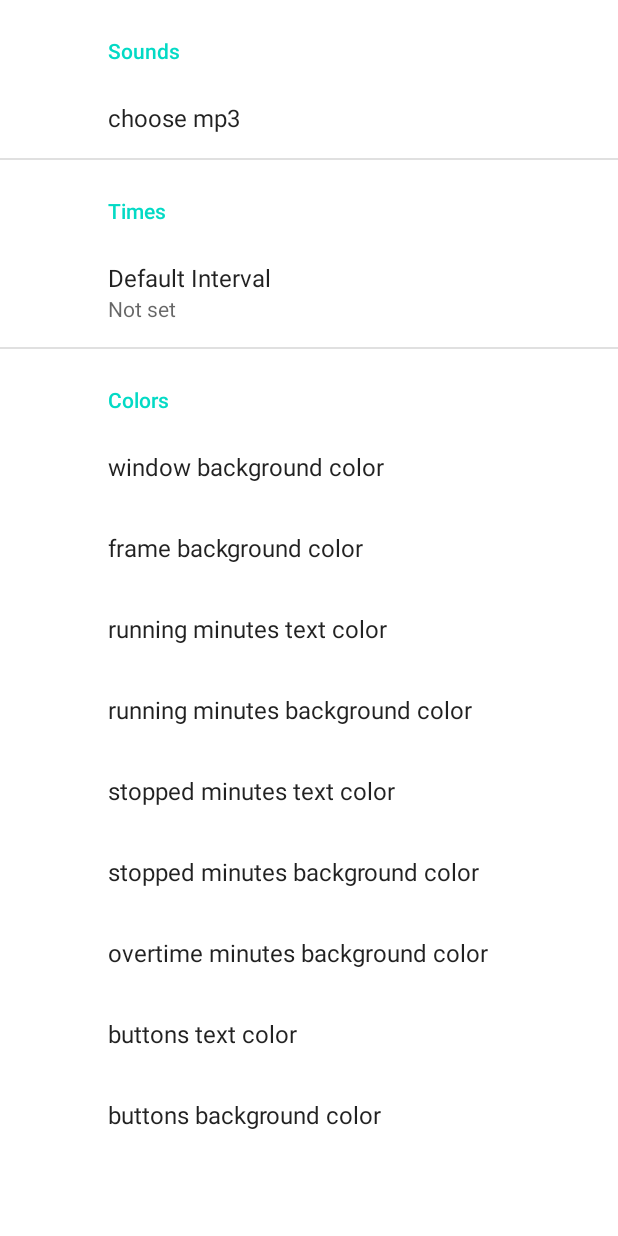
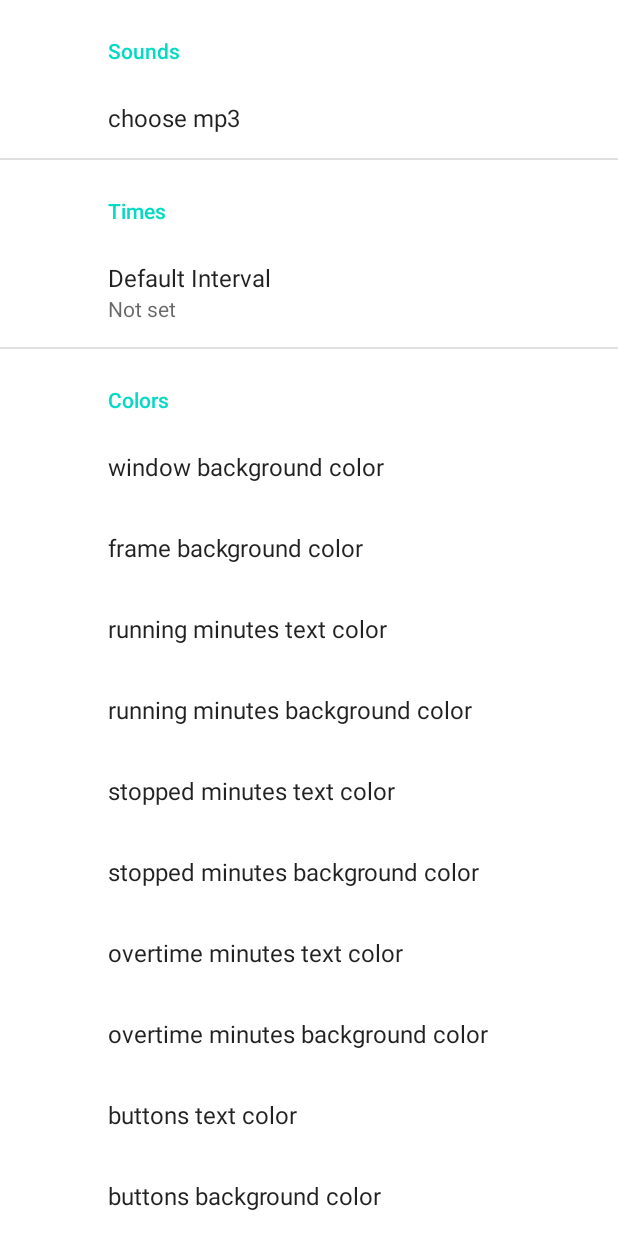
Before and after one commit to amkhlv/meditation-bell, an Android app: the screen it shows after launch (SettingsActivity), after a tap on "SETTINGS", on a phone screen of 412 x 824 dp. Run offline under Robolectric (Android 15) with nearby library versions, the phone set to English and light mode, and no system bars; our stand-ins replace androidx.preference.

Commit message:
improved colors

```diff
--- a/app/src/main/java/com/andreimikhailov/sino/ColorSelectorActivity.kt
+++ b/app/src/main/java/com/andreimikhailov/sino/ColorSelectorActivity.kt
@@ -5,6 +5,7 @@ import android.os.Bundle
 import android.widget.Button
 import com.google.android.material.snackbar.Snackbar
 import androidx.appcompat.app.AppCompatActivity
+import androidx.core.content.ContextCompat
 import androidx.core.graphics.blue
 import androidx.core.graphics.green
 import androidx.core.graphics.red
@@ -32,8 +33,16 @@ class ColorSelectorActivity : AppCompatActivity() {
         val btn: Button = findViewById(R.id.btn_setcolor)
         val prefs = PreferenceManager.getDefaultSharedPreferences(this)
         val extras = getIntent().getExtras();
+
         extras?.getString("what")?.let {
-            val old = prefs.getInt(it, Color.GREEN)
+            val old = prefs.getInt(
+                it,
+                ContextCompat.getColor(
+                    applicationContext,
+                    extras?.getInt("colorid") ?: Color.GREEN
+                )
+            )
+
             picker.color = old
             val hsv = FloatArray(3)
             Color.RGBToHSV(old.red, old.green, old.blue, hsv)
--- a/app/src/main/java/com/andreimikhailov/sino/MainActivity.kt
+++ b/app/src/main/java/com/andreimikhailov/sino/MainActivity.kt
@@ -64,6 +64,9 @@ class Update(
             if (passed > howlong) {
                 mins.setBackgroundColor(
                     prefs.getInt(context.resources.getString(R.string.overtime_bg), ContextCompat.getColor(context, R.color.overtime_bg))
+                )
+                mins.setTextColor(
+                    prefs.getInt(context.resources.getString(R.string.overtime_fg), ContextCompat.getColor(context, R.color.overtime_fg))
                 )
                 space.foreground = ColorDrawable(prefs.getInt(context.resources.getString(R.string.overtime_bg), ContextCompat.getColor(context, R.color.overtime_bg)))
             }
--- a/app/src/main/java/com/andreimikhailov/sino/SettingsActivity.kt
+++ b/app/src/main/java/com/andreimikhailov/sino/SettingsActivity.kt
@@ -4,6 +4,7 @@ package com.andreimikhailov.sino
 import android.app.Activity
 import android.content.Intent
 import android.content.SharedPreferences
+import android.graphics.drawable.ColorDrawable
 import android.os.Bundle
 import androidx.activity.result.ActivityResult
 import androidx.activity.result.contract.ActivityResultContracts
@@ -58,26 +59,27 @@ class SettingsActivity : AppCompatActivity() {
                 startForResult.launch(intent)
                 true
             }
-            fun setColor(key: Int) {
+            fun setColor(key: Int, colorid: Int) {
                 val k = context?.resources?.getString(key)
                 val ticking_fg: Preference? = findPreference(k!!)
                 ticking_fg?.setOnPreferenceClickListener {
                     val i: Intent =  Intent(context, ColorSelectorActivity::class.java)
-
                     i.putExtra("what", k!!)
+                    i.putExtra("colorid", colorid)
                     startActivity(i)
                     true
                 }
             }
-            setColor(R.string.mainwin_bg)
-            setColor(R.string.mainframe_bg)
-            setColor(R.string.ticking_fg)
-            setColor(R.string.ticking_bg)
-            setColor(R.string.stopped_fg)
-            setColor(R.string.stopped_bg)
-            setColor(R.string.overtime_bg)
-            setColor(R.string.buttons_fg)
-            setColor(R.string.buttons_bg)
+            setColor(R.string.mainwin_bg, R.color.mainwin_bg)
+            setColor(R.string.mainframe_bg, R.color.mainframe_bg)
+            setColor(R.string.ticking_fg, R.color.ticking_fg)
+            setColor(R.string.ticking_bg, R.color.ticking_bg)
+            setColor(R.string.stopped_fg, R.color.stopped_fg)
+            setColor(R.string.stopped_bg, R.color.stopped_bg)
+            setColor(R.string.overtime_fg, R.color.overtime_fg)
+            setColor(R.string.overtime_bg, R.color.overtime_bg)
+            setColor(R.string.buttons_fg, R.color.buttons_fg)
+            setColor(R.string.buttons_bg, R.color.buttons_bg)
 
         }
     }
--- a/app/src/main/res/values/colors.xml
+++ b/app/src/main/res/values/colors.xml
@@ -11,8 +11,9 @@
     <color name="mainframe_bg">#FF65170D</color>
     <color name="ticking_fg">#FFFD6B00</color>
     <color name="ticking_bg">#FF18004D</color>
-    <color name="stopped_fg">#FFF6FF8F</color>
-    <color name="stopped_bg">#FF2D402E</color>
+    <color name="stopped_fg">#FF2C2F90</color>
+    <color name="stopped_bg">#FFFDC56D</color>
+    <color name="overtime_fg">#FF000000</color>
     <color name="overtime_bg">#FFCBF0FD</color>
     <color name="buttons_fg">#FFCBA0A0</color>
     <color name="buttons_bg">#FF200000</color>
--- a/app/src/main/res/values/strings.xml
+++ b/app/src/main/res/values/strings.xml
@@ -16,6 +16,7 @@
     <string name="ticking_bg">ticking_bg</string>
     <string name="stopped_fg">stopped_fg</string>
     <string name="stopped_bg">stopped_bg</string>
+    <string name="overtime_fg">overtime_fg</string>
     <string name="overtime_bg">overtime_bg</string>
     <string name="buttons_fg">button_fg</string>
     <string name="buttons_bg">button_bg</string>
--- a/app/src/main/res/xml/root_preferences.xml
+++ b/app/src/main/res/xml/root_preferences.xml
@@ -49,6 +49,11 @@
             app:useSimpleSummaryProvider="true"
             />
         <Preference
+            app:key="@string/overtime_fg"
+            app:title="overtime minutes text color"
+            app:useSimpleSummaryProvider="true"
+            />
+        <Preference
             app:key="@string/overtime_bg"
             app:title="overtime minutes background color"
             app:useSimpleSummaryProvider="true"
```
